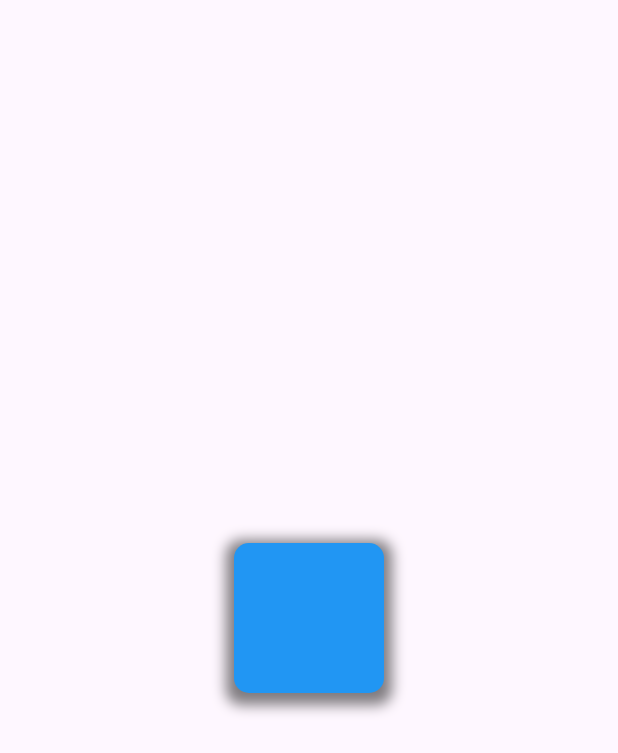
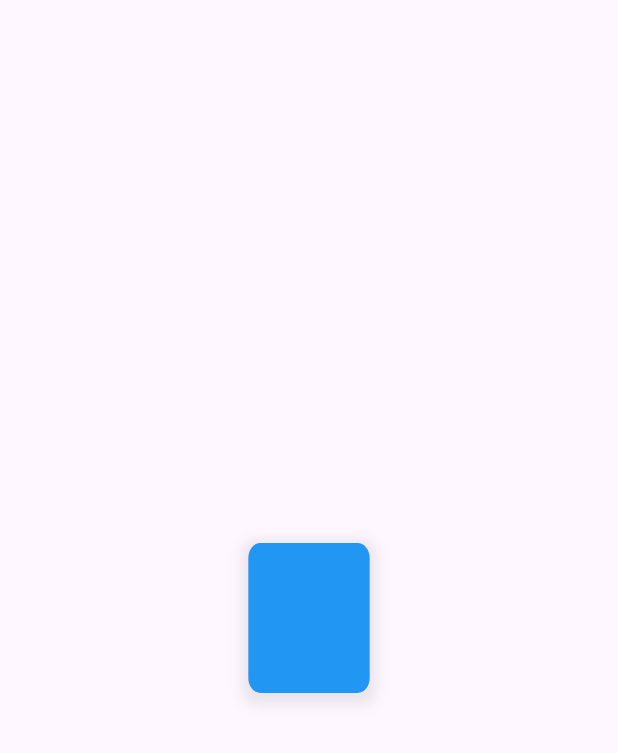
Before and after one commit to hammadx02/flutter-animations, a Flutter app: the screen it shows after launch, on a phone screen of 412 x 824 dp. Shown: the top 753 px of the screen. Run offline on Flutter 3.47's test engine with Material 3 defaults, Android fonts, the phone set to English and light mode, and no system bars.

```diff
--- a/lib/example_1.dart
+++ b/lib/example_1.dart
@@ -20,13 +20,29 @@ class _Example1State extends State<Example1>
       vsync: this,
       duration: const Duration(seconds: 2),
     );
-    _animation = Tween<double>(begin: 0.0, end: 2 * pi).animate(_controller);
+    _animation = Tween<double>(
+      begin: 0.0,
+      end: 2 * pi,
+    ).animate(
+      _controller,
+    );
+
+    _controller.repeat();
   }
 
   @override
   Widget build(BuildContext context) {
     return Scaffold(
       body: Center(
+        child: AnimatedBuilder(
+          animation: _controller,
+          builder: (context, child) {
+            return Transform(
+              alignment: Alignment.center,
+              transform: Matrix4.identity()
+                ..rotateY(
+                  _animation.value,
+                ),
               child: Container(
                 width: 100,
                 height: 100,
@@ -35,7 +51,7 @@ class _Example1State extends State<Example1>
                   borderRadius: BorderRadius.circular(10),
                   boxShadow: [
                     BoxShadow(
-                color: Colors.black.withOpacity(0.5),
+                      color: Colors.black.withOpacity(0.08),
                       spreadRadius: 5,
                       blurRadius: 7,
                       offset: const Offset(0, 3),
@@ -43,6 +59,9 @@ class _Example1State extends State<Example1>
                   ],
                 ),
               ),
+            );
+          },
+        ),
       ),
     );
   }
--- a/lib/main.dart
+++ b/lib/main.dart
@@ -11,7 +11,11 @@ class MyApp extends StatelessWidget {
   // This widget is the root of your application.
   @override
   Widget build(BuildContext context) {
-    return const MaterialApp(
+    return  MaterialApp(
+      // theme: ThemeData(brightness: Brightness.dark),
+      // darkTheme: ThemeData(brightness: Brightness.dark),
+      // themeMode: ThemeMode.dark,
+      debugShowCheckedModeBanner: false,
       title: 'Flutter Animations',
       home: Example1(),
     );
```
Lines whose indentation alone changed are shown as unchanged.
